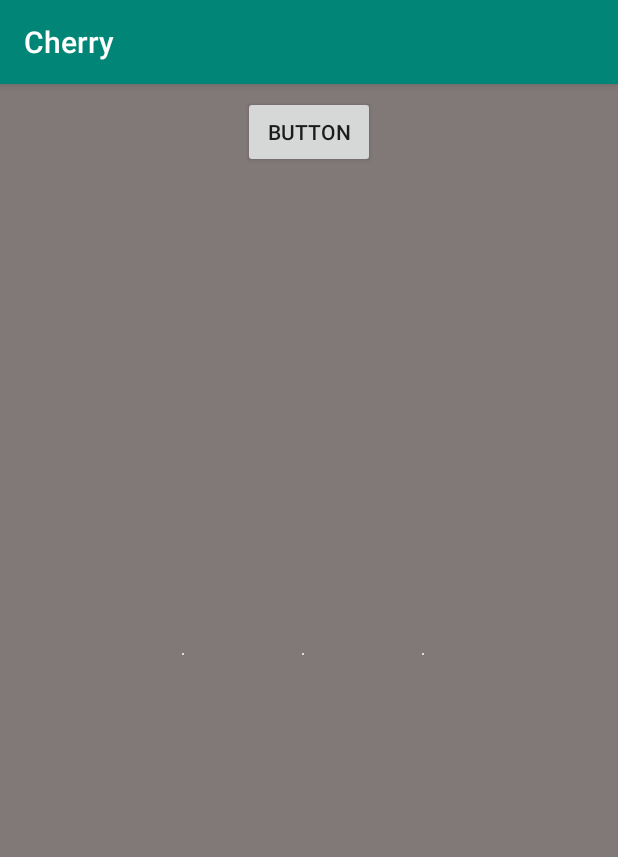
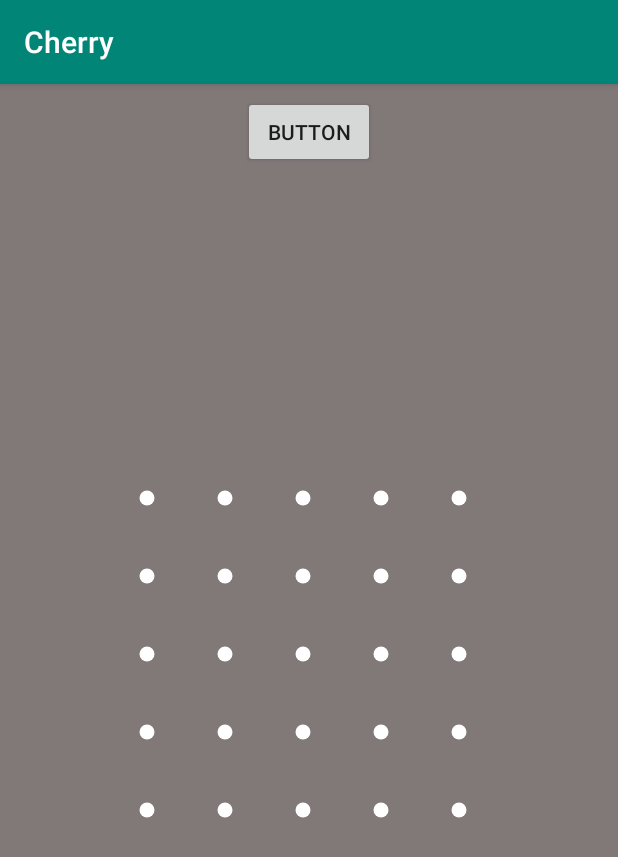
Before and after one commit to PhysicalOriginal/Cherry, an Android app: the screen it shows after launch (MainActivity), after a tap on "BUTTON", on a phone screen of 412 x 824 dp. Shown: the top 857 px of the screen. Run offline under Robolectric (Android 15) with nearby library versions, the phone set to English and light mode, and no system bars.

Commit message:
修复若干bug

```diff
--- a/app/src/main/java/com/sixin/cherry/MainActivity.java
+++ b/app/src/main/java/com/sixin/cherry/MainActivity.java
@@ -2,7 +2,10 @@ package com.sixin.cherry;
 
 import android.support.v7.app.AppCompatActivity;
 import android.os.Bundle;
+import android.util.Log;
 import android.view.View;
+import android.widget.Button;
+import android.widget.ImageView;
 import android.widget.TextView;
 import android.widget.Toast;
 
@@ -10,14 +13,17 @@ import com.sixin.library.LockView;
 
 public class MainActivity extends AppCompatActivity {
 
+    private static final String TAG = "MainActivity";
+
     @Override
     protected void onCreate(Bundle savedInstanceState) {
         super.onCreate(savedInstanceState);
         setContentView(R.layout.activity_main);
         final LockView lockView = findViewById(R.id.lockView);
-        findViewById(R.id.button).setOnClickListener(new View.OnClickListener() {
+        final Button button = findViewById(R.id.button);
+        button.setOnClickListener(new View.OnClickListener() {
             @Override
-            public void onClick(View v) {
+            public void onClick(View view) {
                 lockView.setDotCount(5);
             }
         });
--- a/app/src/main/res/layout/activity_main.xml
+++ b/app/src/main/res/layout/activity_main.xml
@@ -11,13 +11,13 @@
         <com.sixin.library.LockView
             android:id="@+id/lockView"
             android:layout_width="300dp"
-            android:layout_height="wrap_content"
+            android:layout_height="300dp"
             android:layout_marginEnd="8dp"
             android:layout_marginBottom="8dp"
-            android:padding="30dp"
-            app:dotNormalSize="1dp"
+            android:padding="20dp"
+            app:dotNormalSize="10dp"
             app:dotSelectedAnimDuration="15000"
-            app:dotSelectedSize="24dp"
+            app:dotSelectedSize="20dp"
             app:dotCount="3"
             app:layout_constraintBottom_toBottomOf="parent"
             app:layout_constraintEnd_toEndOf="parent"
@@ -35,7 +35,9 @@
             android:text="Button"
             app:layout_constraintEnd_toEndOf="parent"
             app:layout_constraintStart_toStartOf="parent"
-            app:layout_constraintTop_toTopOf="parent" />
+            app:layout_constraintTop_toTopOf="parent"
+            android:paddingStart="10dp"
+            android:paddingEnd="10dp"/>
 
 
 </android.support.constraint.ConstraintLayout>
--- a/library/src/main/java/com/sixin/library/LockView.java
+++ b/library/src/main/java/com/sixin/library/LockView.java
@@ -26,6 +26,7 @@ public class LockView extends View {
     //todo 当通过纯java代码创建该view对象的时候，也能够实现UI效果
     //TODO lOG日志最后全部撤销
     //TODO 提供get set方法 当提供这些方法后因为内部数据可能没有同步更新，会出现很多的bug.
+    //todo 目前点的位置的计算方式对于开发者而言可能不友好，尤其定制化UI时存在很大问题，无法变动位置
     private static final String TAG = "LockView";
 
     //默认点的个数
@@ -211,18 +212,24 @@ public class LockView extends View {
         this.mDotCount = dotCount;
         mDots = null;
         initDots();
+        mInvalidatePath = false;
+        mInvalidateProgress = false;
+        if(mTouchedDots != null){
+            mTouchedDots.clear();
+        }
+        cancelDotAnim();
         //todo 什么情况下requestLayout不进行重绘
-//        requestLayout();
+        requestLayout();
         invalidate();
     }
 
     @Override
     protected void onMeasure(int widthMeasureSpec, int heightMeasureSpec) {
-        Log.d(TAG, "onMeasure");
-        super.onMeasure(resolveMeasureSpec(widthMeasureSpec), resolveMeasureSpec(heightMeasureSpec));
+        super.onMeasure(resolveMeasureSpec(widthMeasureSpec,getPaddingStart()+getPaddingEnd())
+                , resolveMeasureSpec(heightMeasureSpec,getPaddingTop()+getPaddingBottom()));
     }
 
-    private int resolveMeasureSpec(int measureSpec) {
+    private int resolveMeasureSpec(int measureSpec,int padding) {
         int newMeasureSpec = measureSpec;
         int specMode = MeasureSpec.getMode(measureSpec);
         int specSize = MeasureSpec.getSize(measureSpec);
@@ -233,7 +240,7 @@ public class LockView extends View {
                 newMeasureSpec = measureSpec;
                 break;
             case MeasureSpec.AT_MOST:
-                newMeasureSpec = MeasureSpec.makeMeasureSpec(mDotNormalSize * mDotCount, specMode);
+                newMeasureSpec = MeasureSpec.makeMeasureSpec(mDotNormalSize * mDotCount+padding, specMode);
                 break;
         }
         return newMeasureSpec;
@@ -243,8 +250,27 @@ public class LockView extends View {
     public void layout(int l, int t, int r, int b) {
         super.layout(l, t, r, b);
 
-//        int adjustWidth = getWidth() - getPaddingStart() - getPaddingEnd();
-//        int adjustHeight = getHeight() - getPaddingTop() - getPaddingBottom();
+        int adjustWidth = getWidth() - getPaddingStart() - getPaddingEnd();
+        int adjustHeight = getHeight() - getPaddingTop() - getPaddingBottom();
+        mGridWidth = adjustWidth / (float)mDotCount;
+        mGridHeight = adjustHeight / (float)mDotCount;
+
+        float limitValue = Math.min(mGridHeight, mGridWidth);
+        //todo 该异常提示不够清晰，需要重新提示
+        if (mDotNormalSize > limitValue) {
+            throw new IllegalArgumentException("Points are smaller than the shortest edge of a rectangle");
+        }
+        //todo 该异常提示不够清晰，需要重新提示
+        if (mDotSelectedSize > limitValue) {
+            throw new IllegalArgumentException("Points are smaller than the shortest edge of a rectangle");
+        }
+    }
+
+    @Override
+    protected void onSizeChanged(int w, int h, int oldw, int oldh) {
+//        Log.d(TAG, "onSizeChanged");
+//        int adjustWidth = w - getPaddingStart() - getPaddingEnd();
+//        int adjustHeight = h - getPaddingTop() - getPaddingBottom();
 //        mGridWidth = adjustWidth / (float)mDotCount;
 //        mGridHeight = adjustHeight / (float)mDotCount;
 //
@@ -260,27 +286,7 @@ public class LockView extends View {
     }
 
     @Override
-    protected void onSizeChanged(int w, int h, int oldw, int oldh) {
-//        Log.d(TAG, "onSizeChanged");
-        int adjustWidth = w - getPaddingStart() - getPaddingEnd();
-        int adjustHeight = h - getPaddingTop() - getPaddingBottom();
-        mGridWidth = adjustWidth / (float)mDotCount;
-        mGridHeight = adjustHeight / (float)mDotCount;
-
-        float limitValue = Math.min(mGridHeight, mGridWidth);
-        //todo 该异常提示不够清晰，需要重新提示
-        if (mDotNormalSize > limitValue) {
-            throw new IllegalArgumentException("Points are smaller than the shortest edge of a rectangle");
-        }
-        //todo 该异常提示不够清晰，需要重新提示
-        if (mDotSelectedSize > limitValue) {
-            throw new IllegalArgumentException("Points are smaller than the shortest edge of a rectangle");
-        }
-    }
-
-    @Override
     protected void onDraw(Canvas canvas) {
-        Log.d(TAG, "onDraw"+mDots.length+mDotCount);
         //todo 这个部分无限制的循环绘制，能不能控制绘制次数
         //todo path有rewind能提高性能，drawCricle有没有类似提高性能的API
         for (int i = 0; i < mDotCount; i++) {
@@ -359,6 +365,7 @@ public class LockView extends View {
             // 意一次事件对于下一个事件而言就是它的前驱事件）之后，后面的事件如果被父控件拦截
             // ，那么当前控件就会收到一个CANCEL事件
             case MotionEvent.ACTION_CANCEL:
+                Log.d(TAG, "onCancel");
                 handleActionUp(event);
                 return true;
         }
```
